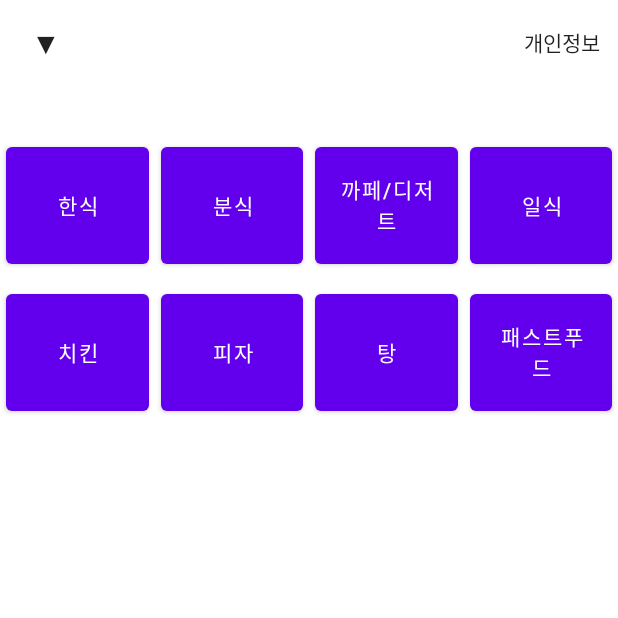
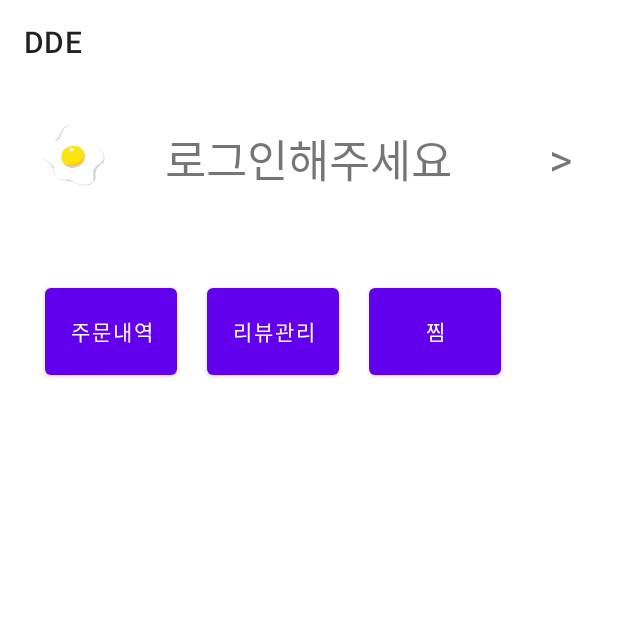
Before and after one commit to dmswjd4117/Delivery_app, an Android app: the MainActivity screen opened directly, with no data from a screen before it, after a tap on "개인정보", on a phone screen of 412 x 824 dp, the top half of it. Run offline under Robolectric (Android 15) with nearby library versions, the phone set to English and light mode, and no system bars; pictures from the network do not load; 2 statements that could not run were skipped.

Commit message:
feat: my page 화면

```diff
--- a/app/src/main/AndroidManifest.xml
+++ b/app/src/main/AndroidManifest.xml
@@ -12,6 +12,12 @@
         android:supportsRtl="true"
         android:theme="@style/AppTheme"
         android:usesCleartextTraffic="true">
+        <activity
+            android:name=".view.user.MyPage"
+            android:exported="true" />
+        <activity
+            android:name=".view.store.StoreActivity"
+            android:exported="true" />
         <activity
             android:name=".view.store.StoreListActivity"
             android:exported="true" />
--- a/app/src/main/java/com/android/delivery/api/UserAPI.java
+++ b/app/src/main/java/com/android/delivery/api/UserAPI.java
@@ -5,6 +5,7 @@ import com.android.delivery.model.ResponseDto;
 
 import retrofit2.Call;
 import retrofit2.http.Body;
+import retrofit2.http.GET;
 import retrofit2.http.POST;
 
 public interface UserAPI {
@@ -13,4 +14,7 @@ public interface UserAPI {
     Call<ResponseDto> loginUser(@Body LoginRequest data);
 
 
+    @GET("/user/me")
+    Call<ResponseDto> authUser();
+
 }
--- /dev/null
+++ b/app/src/main/java/com/android/delivery/utils/ToolBarSetting.java
@@ -0,0 +1,44 @@
+package com.android.delivery.utils;
+
+import android.app.ActionBar;
+import android.app.Activity;
+import android.content.Context;
+import android.content.Intent;
+import android.util.Log;
+
+import androidx.appcompat.widget.Toolbar;
+
+import com.android.delivery.databinding.ActivityMainBinding;
+import com.android.delivery.view.address.AddressSettingActivity;
+import com.android.delivery.view.main.MainActivity;
+
+public class ToolBarSetting {
+    private Toolbar toolbar;
+
+    public ToolBarSetting(Toolbar toolbar){
+        this.toolbar = toolbar;
+    }
+
+
+    public void setTitle(androidx.appcompat.app.ActionBar actionBar, Context context){
+        actionBar.setDisplayShowCustomEnabled(true);
+
+        String title = PreferenceManger.getString(context, "addressTitle")+" ▼";
+        if(title.equals("")){
+            PreferenceManger.setString(context, "addressTitle", "부경대학교");
+            PreferenceManger.setString(context, "addressCode", "2629010600");
+            PreferenceManger.setString(context,"detailAddress", "청운관");
+            PreferenceManger.setString(context, "roadNameAddress", "수영로358번길");
+            title = "부경대학교 ▼";
+        }
+
+        actionBar.setTitle(title);
+
+        toolbar.setOnClickListener(view -> {
+            Intent intent = new Intent(context, AddressSettingActivity.class);
+            context.startActivity(intent);
+        });
+    }
+
+
+}
--- a/app/src/main/java/com/android/delivery/view/main/MainActivity.java
+++ b/app/src/main/java/com/android/delivery/view/main/MainActivity.java
@@ -20,8 +20,10 @@ import com.android.delivery.model.ResponseDto;
 import com.android.delivery.model.store.StoreInfoDto;
 import com.android.delivery.utils.PreferenceManger;
 import com.android.delivery.utils.RetrofitClient;
+import com.android.delivery.utils.ToolBarSetting;
 import com.android.delivery.view.address.AddressSettingActivity;
 import com.android.delivery.view.store.StoreListActivity;
+import com.android.delivery.view.user.MyPage;
 import com.google.gson.Gson;
 import com.google.gson.reflect.TypeToken;
 
@@ -35,7 +37,7 @@ import retrofit2.Response;
 public class MainActivity extends AppCompatActivity {
 
     private ActivityMainBinding binding;
-    private StoreSearchApi storeSearchApi;
+    private ToolBarSetting toolBarSetting;
 
     @Override
     protected void onCreate(Bundle savedInstanceState) {
@@ -44,28 +46,13 @@ public class MainActivity extends AppCompatActivity {
         binding = ActivityMainBinding.inflate(getLayoutInflater());
         setContentView(binding.getRoot());
 
-        storeSearchApi = RetrofitClient.createService(StoreSearchApi.class);
 
         // tool bar
         Toolbar toolbar = binding.toolbar;
+        toolBarSetting = new ToolBarSetting(toolbar);
         setSupportActionBar(toolbar);
-        ActionBar actionBar = getSupportActionBar();
-        actionBar.setDisplayShowCustomEnabled(true);
+        toolBarSetting.setTitle(getSupportActionBar(), this);
 
-        String title = PreferenceManger.getString(this, "addressTitle")+" ▼";
-        if(title.equals("")){
-            PreferenceManger.setString(this, "addressTitle", "부경대학교");
-            PreferenceManger.setString(this, "addressCode", "2629010600");
-            PreferenceManger.setString(this,"detailAddress", "청운관");
-            PreferenceManger.setString(this, "roadNameAddress", "수영로358번길");
-            title = "부경대학교 ▼";
-        }
-
-        actionBar.setTitle(title);
-        toolbar.setOnClickListener(view -> {
-            Intent intent = new Intent(getApplicationContext(), AddressSettingActivity.class);
-            startActivity(intent);
-        });
 
         // menu category
         GridLayout gridLayout = binding.menuBarGridLayout;
@@ -102,6 +89,10 @@ public class MainActivity extends AppCompatActivity {
     {
         switch (item.getItemId())
         {
+            case R.id.menuSearch_myPage:
+                Intent intent = new Intent(getApplicationContext(), MyPage.class);
+                startActivity(intent);
+
             default:
                 return super.onOptionsItemSelected(item);
         }
--- /dev/null
+++ b/app/src/main/java/com/android/delivery/view/user/MyPage.java
@@ -0,0 +1,89 @@
+package com.android.delivery.view.user;
+
+
+import androidx.appcompat.app.AppCompatActivity;
+
+import android.os.Bundle;
+import android.util.Log;
+import android.view.Menu;
+ import androidx.appcompat.widget.Toolbar;
+import com.android.delivery.R;
+import com.android.delivery.api.UserAPI;
+import com.android.delivery.databinding.ActivityMypageBinding;
+import com.android.delivery.model.ResponseDto;
+import com.android.delivery.model.user.UserInfoResponse;
+import com.android.delivery.utils.PreferenceManger;
+import com.android.delivery.utils.RetrofitClient;
+import com.bumptech.glide.Glide;
+import com.google.gson.Gson;
+import com.google.gson.reflect.TypeToken;
+
+import java.lang.reflect.Type;
+
+import retrofit2.Call;
+import retrofit2.Callback;
+import retrofit2.Response;
+
+public class MyPage extends AppCompatActivity {
+
+    private ActivityMypageBinding binding;
+    private UserAPI userAPI;
+    private String TAG = "MY_PAGE_TAG";
+    private Gson gson = new Gson();
+
+    @Override
+    protected void onCreate(Bundle savedInstanceState) {
+        super.onCreate(savedInstanceState);
+
+        binding = ActivityMypageBinding.inflate(getLayoutInflater());
+        setContentView(binding.getRoot());
+
+        setToolBar();
+
+        String token = PreferenceManger.getString(this, "loginToken");
+        Log.i(TAG, token);
+        userAPI = RetrofitClient.createService(UserAPI.class, token);
+
+        userAPI.authUser().enqueue(new Callback<ResponseDto>() {
+            @Override
+            public void onResponse(Call<ResponseDto> call, Response<ResponseDto> response) {
+                ResponseDto responseDto = response.body();
+                if(responseDto == null){
+                    Log.e(TAG, "response body is null");
+                    return;
+                }
+                if(!responseDto.isSuccess()){
+                    Log.e(TAG, responseDto.getError().getMessage());
+                    return;
+                }
+                Log.i(TAG, responseDto.isSuccess()+" "+token);
+
+                Type type = new TypeToken<UserInfoResponse>(){}.getType();
+                String jsonResult = gson.toJson(responseDto.getResponse());
+                UserInfoResponse userInfoResponse = gson.fromJson(jsonResult, type);
+
+                binding.myPageName.setText(userInfoResponse.getName());
+            }
+
+            @Override
+            public void onFailure(Call<ResponseDto> call, Throwable t) {
+                Log.e(TAG, t.getMessage());
+            }
+        });
+
+    }
+
+    private void setToolBar() {
+        Toolbar toolbar = binding.toolbar;
+                setSupportActionBar(toolbar);
+                Glide.with(this)
+                        .load(R.drawable.ic_search_egg)
+                        .into(binding.myPageImage);
+    }
+
+    @Override
+    public boolean onCreateOptionsMenu(Menu menu){
+        getMenuInflater().inflate(R.menu.basic_appbar_action, menu);
+        return true;
+    }
+}
--- a/app/src/main/res/layout/activity_main.xml
+++ b/app/src/main/res/layout/activity_main.xml
@@ -8,7 +8,7 @@
 
     <androidx.appcompat.widget.Toolbar
         android:id="@+id/toolbar"
-        android:layout_width="0dp"
+        android:layout_width="match_parent"
         android:layout_height="wrap_content"
         app:layout_constraintEnd_toEndOf="parent"
         app:layout_constraintStart_toStartOf="parent"
--- /dev/null
+++ b/app/src/main/res/layout/activity_mypage.xml
@@ -0,0 +1,88 @@
+<?xml version="1.0" encoding="utf-8"?>
+<androidx.constraintlayout.widget.ConstraintLayout xmlns:android="http://schemas.android.com/apk/res/android"
+    xmlns:app="http://schemas.android.com/apk/res-auto"
+    xmlns:tools="http://schemas.android.com/tools"
+    android:layout_width="match_parent"
+    android:layout_height="match_parent"
+    tools:context=".view.user.MyPage">
+
+    <androidx.appcompat.widget.Toolbar
+        android:id="@+id/toolbar"
+        android:layout_width="match_parent"
+        android:layout_height="wrap_content"
+        app:layout_constraintEnd_toEndOf="parent"
+        app:layout_constraintStart_toStartOf="parent"
+        app:layout_constraintTop_toTopOf="parent"
+        tools:ignore="MissingConstraints"></androidx.appcompat.widget.Toolbar>
+
+    <LinearLayout
+        android:id="@+id/myPage_mainContent"
+        android:layout_width="0dp"
+        android:layout_height="wrap_content"
+        android:orientation="vertical"
+        app:layout_constraintEnd_toEndOf="parent"
+        app:layout_constraintStart_toStartOf="parent"
+        app:layout_constraintTop_toBottomOf="@+id/toolbar">
+
+        <LinearLayout
+            android:layout_width="match_parent"
+            android:layout_height="wrap_content"
+            android:layout_margin="20dp"
+            android:orientation="horizontal">
+
+            <ImageView
+                android:id="@+id/myPage_image"
+                android:layout_width="60dp"
+                android:layout_height="60dp"></ImageView>
+
+            <TextView
+                android:id="@+id/myPage_name"
+                android:layout_width="wrap_content"
+                android:layout_height="match_parent"
+                android:layout_marginLeft="30dp"
+                android:gravity="center_vertical"
+                android:text="로그인해주세요"
+                android:textSize="30dp"></TextView>
+            <View
+                android:layout_width="0dp"
+                android:layout_height="0dp"
+                android:layout_weight="1"
+            />
+            <TextView
+                android:layout_width="wrap_content"
+                android:layout_height="match_parent"
+                android:layout_marginRight="10dp"
+                android:gravity="center_vertical"
+                android:text=">"
+                android:textSize="30dp"></TextView>
+
+        </LinearLayout>
+
+        <GridLayout
+            android:layout_width="match_parent"
+            android:layout_height="wrap_content"
+            android:layout_margin="20dp"
+            android:columnCount="3">
+
+            <Button
+                android:layout_height="70dp"
+                android:layout_margin="10dp"
+                android:text="주문내역"></Button>
+
+            <Button
+                android:layout_height="70dp"
+
+                android:layout_margin="10dp"
+                android:text="리뷰관리"></Button>
+
+            <Button
+                android:layout_height="70dp"
+
+                android:layout_margin="10dp"
+                android:text="찜"></Button>
+
+        </GridLayout>
+
+    </LinearLayout>
+
+</androidx.constraintlayout.widget.ConstraintLayout>
--- a/app/src/main/res/menu/appbar_action.xml
+++ b/app/src/main/res/menu/appbar_action.xml
@@ -6,9 +6,9 @@
 
 
     <item
-        android:id="@+id/menu_search"
+        android:id="@+id/menuSearch_myPage"
         android:title="개인정보"
-        app:showAsAction="always"/>
+        app:showAsAction="always" />
 
 
 
--- /dev/null
+++ b/app/src/main/res/menu/basic_appbar_action.xml
@@ -0,0 +1,4 @@
+<?xml version="1.0" encoding="utf-8"?>
+<menu xmlns:android="http://schemas.android.com/apk/res/android">
+
+</menu>
```
Also changed, not shown: app/src/main/java/com/android/delivery/model/user/UserInfoResponse.java (added, +45 -0 lines), app/src/main/java/com/android/delivery/utils/AuthManger.java (added, +59 -0 lines), app/src/main/java/com/android/delivery/view/store/StoreActivity.java (added, +30 -0 lines), app/src/main/java/com/android/delivery/view/store/StoreListActivity.java (+39 -2 lines), app/src/main/res/layout/activity_store.xml (added, +11 -0 lines), app/src/main/res/layout/activity_store_list_actvitiy.xml (+11 -1 lines).
